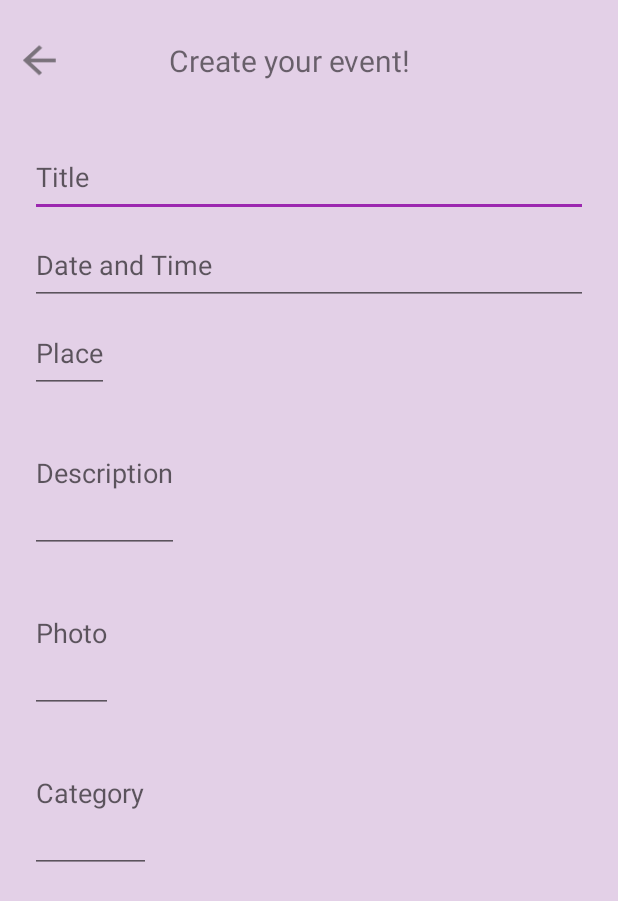
After one commit to jannaescur/Layouts, an Android app: the layout create_event.xml on its own in the app's theme, with its tools: preview values and no code run, on a phone screen of 412 x 824 dp. The commit adds this screen. Shown: the top 901 px of the screen. Run offline under Robolectric (Android 15) with nearby library versions, the phone set to English and light mode, and no system bars.

Commit message:
LAYOUT AVATAR ACABAT (ARA SI)

```diff
--- a/app/build.gradle
+++ b/app/build.gradle
@@ -5,7 +5,7 @@ android {
     buildToolsVersion "24.0.3"
     defaultConfig {
         applicationId "com.developer.janna.layouts"
-        minSdkVersion 18
+        minSdkVersion 17
         targetSdkVersion 24
         versionCode 1
         versionName "1.0"
--- /dev/null
+++ b/app/src/main/res/layout/create_event.xml
@@ -0,0 +1,105 @@
+<?xml version="1.0" encoding="utf-8"?>
+<LinearLayout xmlns:android="http://schemas.android.com/apk/res/android"
+    android:orientation="vertical"
+    android:layout_width="match_parent"
+    android:layout_height="match_parent"
+    android:background="@color/colorPrimaryLight"
+    android:weightSum="100">
+
+    <LinearLayout
+        android:layout_width="match_parent"
+        android:layout_height="0dp"
+        android:layout_weight="10"
+        android:orientation="horizontal"
+        android:weightSum="100"
+        android:layout_marginStart="10dp">
+
+        <Button
+            android:layout_width="0dp"
+            android:layout_height="30dp"
+            android:layout_weight="10"
+            android:layout_gravity="center"
+            android:background="@drawable/flecha_gris_izq"/>
+
+        <TextView
+            android:layout_width="0dp"
+            android:layout_height="wrap_content"
+            android:layout_marginStart="70dp"
+            android:text="Create your event!"
+            android:textSize="20dp"
+            android:layout_weight="90"
+            android:layout_gravity="center"/>
+
+    </LinearLayout>
+
+    <LinearLayout
+        android:layout_width="match_parent"
+        android:layout_height="0dp"
+        android:layout_weight="80"
+        android:layout_marginTop="10dp"
+        android:orientation="vertical"
+        android:weightSum="60"
+        android:layout_marginStart="20dp"
+        android:layout_marginEnd="20dp">
+
+        <EditText
+            android:layout_width="match_parent"
+            android:layout_height="0dp"
+            android:layout_weight="5"
+            android:hint="Title"
+            android:layout_marginBottom="5dp"
+            android:textCursorDrawable="@null">
+        </EditText>
+
+        <EditText
+            android:layout_width="match_parent"
+            android:layout_height="0dp"
+            android:layout_weight="5"
+            android:hint="Date and Time"
+            android:layout_marginBottom="5dp"
+            android:textCursorDrawable="@null"
+            android:id="@+id/editText1">
+        </EditText>
+
+        <EditText
+            android:layout_width="wrap_content"
+            android:layout_height="0dp"
+            android:layout_weight="5"
+            android:hint="Place"
+            android:textCursorDrawable="@null">
+        </EditText>
+
+        <EditText
+            android:layout_width="wrap_content"
+            android:layout_height="0dp"
+            android:layout_weight="10"
+            android:hint="Description"
+            android:textCursorDrawable="@null">
+        </EditText>
+
+        <EditText
+            android:layout_width="wrap_content"
+            android:layout_height="0dp"
+            android:layout_weight="10"
+            android:hint="Photo"
+            android:textCursorDrawable="@null">
+        </EditText>
+
+        <EditText
+            android:layout_width="wrap_content"
+            android:layout_height="0dp"
+            android:layout_weight="10"
+            android:hint="Category"
+            android:textCursorDrawable="@null">
+        </EditText>
+
+
+    </LinearLayout>
+
+    <LinearLayout
+        android:layout_width="match_parent"
+        android:layout_height="0dp"
+        android:layout_weight="10">
+
+    </LinearLayout>
+</LinearLayout>
--- a/app/src/main/res/values/styles.xml
+++ b/app/src/main/res/values/styles.xml
@@ -5,7 +5,7 @@
         <!-- Customize your theme here. -->
         <item name="colorPrimary">@color/colorPrimary</item>
         <item name="colorPrimaryDark">@color/colorPrimaryDark</item>
-        <item name="colorAccent">@color/colorAccent</item>
+        <item name="colorAccent">@color/colorPrimary</item>
     </style>
 
 </resources>
```
Also changed, not shown: app/src/main/java/com/developer/janna/layouts/MainActivity.java (+80 -2 lines), app/src/main/res/layout/choose_avatar.xml (+9 -65 lines).
